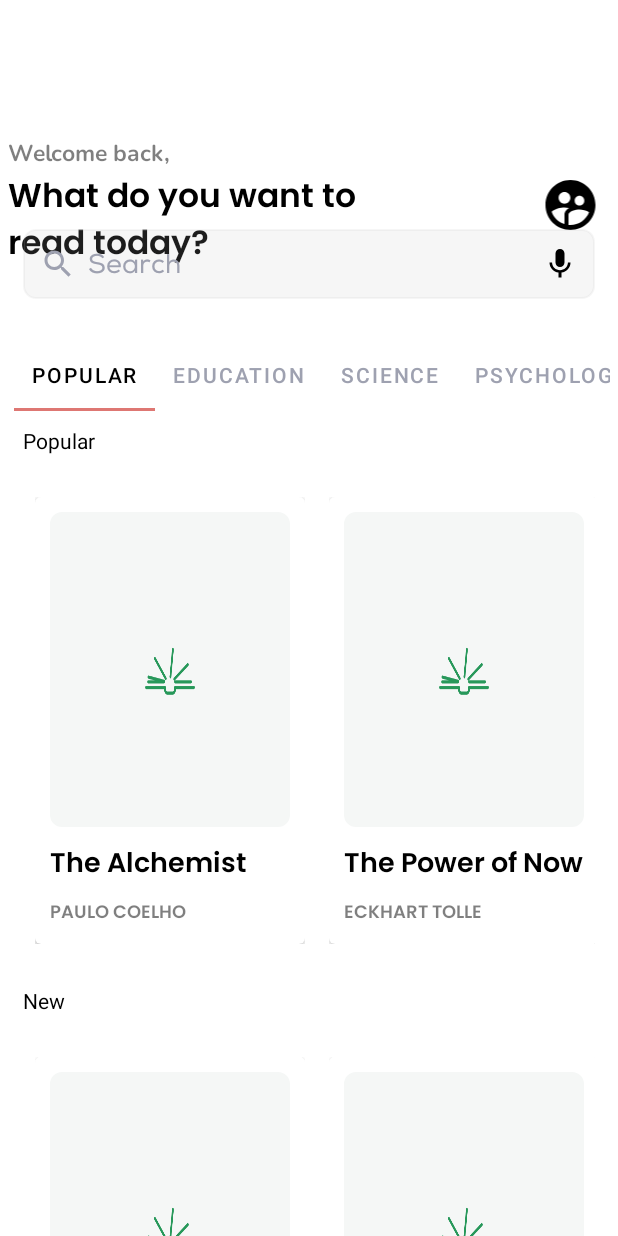
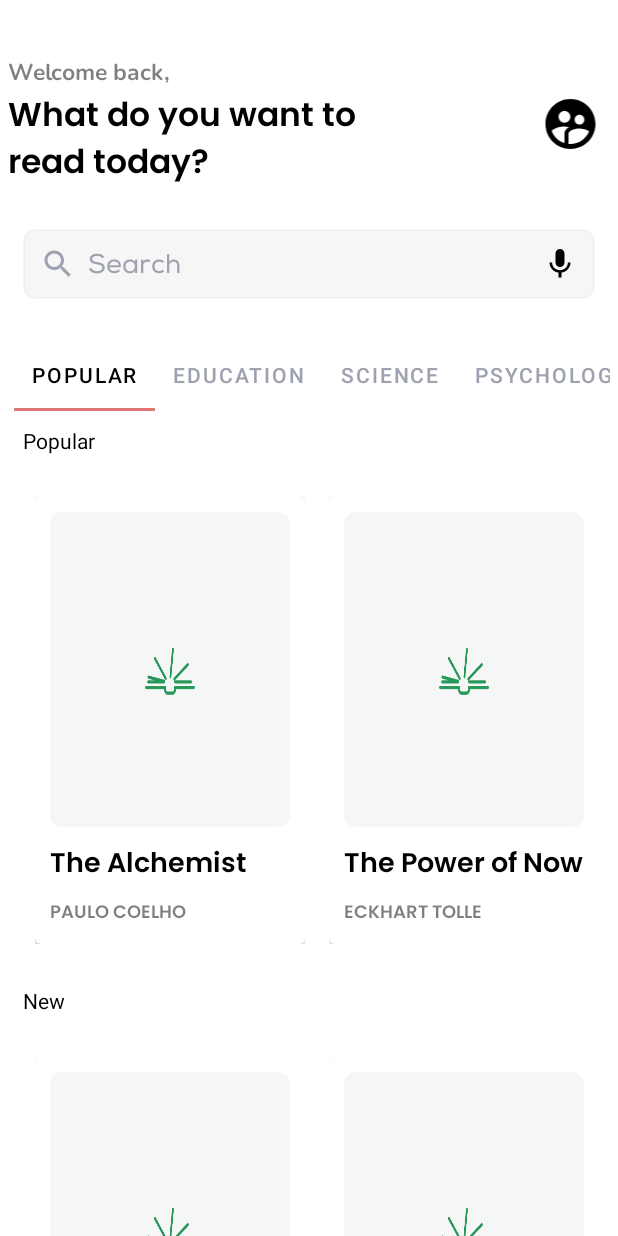
Before and after one commit to mourabitiy/BookCastle-Android-APP, an Android app: the MainActivity screen opened directly, with no data from a screen before it, on a phone screen of 412 x 824 dp. Run offline under Robolectric (Android 15) with nearby library versions, the phone set to English and light mode, and no system bars; pictures from the network do not load.

Commit message:
ScrollView Bad Behaviior- Fixed

```diff
--- a/app/src/main/res/layout/activity_main.xml
+++ b/app/src/main/res/layout/activity_main.xml
@@ -6,13 +6,12 @@
     xmlns:app="http://schemas.android.com/apk/res-auto"
     xmlns:tools="http://schemas.android.com/tools">
 
-<androidx.constraintlayout.widget.ConstraintLayout xmlns:android="http://schemas.android.com/apk/res/android"
-    xmlns:app="http://schemas.android.com/apk/res-auto"
-    xmlns:tools="http://schemas.android.com/tools"
+<androidx.constraintlayout.widget.ConstraintLayout
     android:layout_width="match_parent"
     android:layout_height="match_parent"
     android:paddingHorizontal="5dp"
     tools:context=".MainActivity">
+
 
     <LinearLayout
         android:id="@+id/linearLayout"
@@ -21,11 +20,12 @@
         android:layout_marginTop="10dp"
         android:gravity="center_vertical|center_horizontal"
         android:orientation="horizontal"
-        app:layout_constraintBottom_toBottomOf="parent"
+        app:layout_constraintBottom_toTopOf="@+id/linearLayout2"
         app:layout_constraintEnd_toEndOf="parent"
+        app:layout_constraintHorizontal_bias="0.555"
         app:layout_constraintStart_toStartOf="parent"
         app:layout_constraintTop_toTopOf="parent"
-        app:layout_constraintVertical_bias="0.049">
+        app:layout_constraintVertical_bias="0.527">
 
         <LinearLayout
             android:layout_width="wrap_content"
@@ -61,7 +61,6 @@
             android:src="@drawable/ic_baseline_supervised_user_circle_24" />
 
     </LinearLayout>
-
 
     <LinearLayout
         android:id="@+id/linearLayout2"
```
